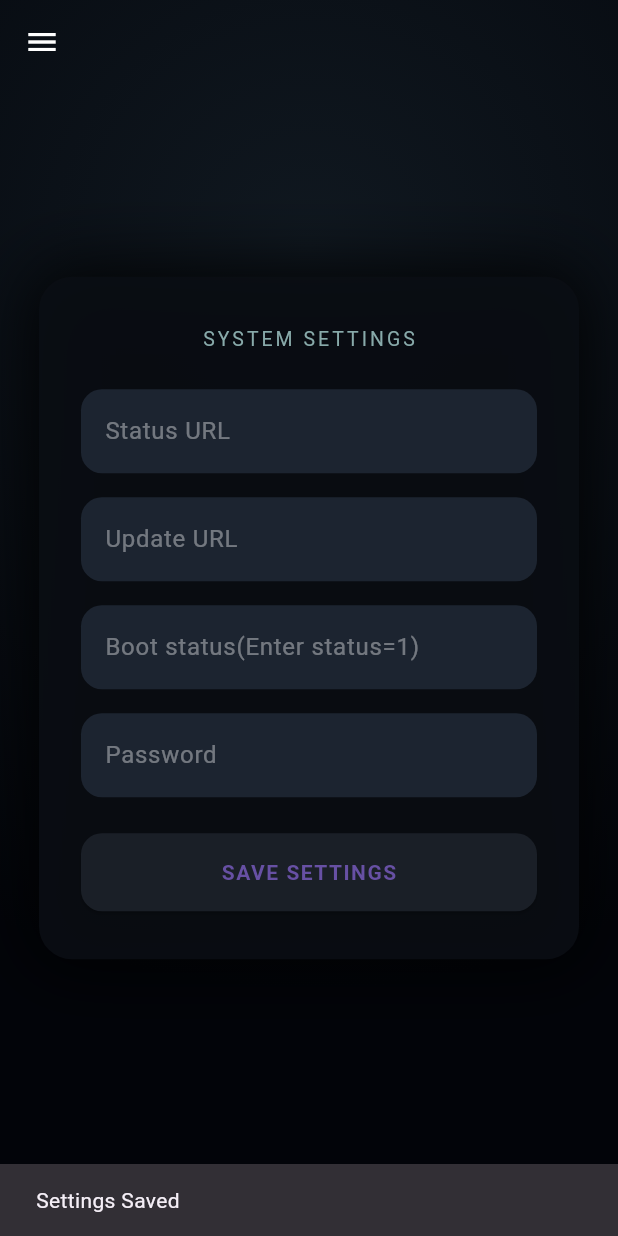
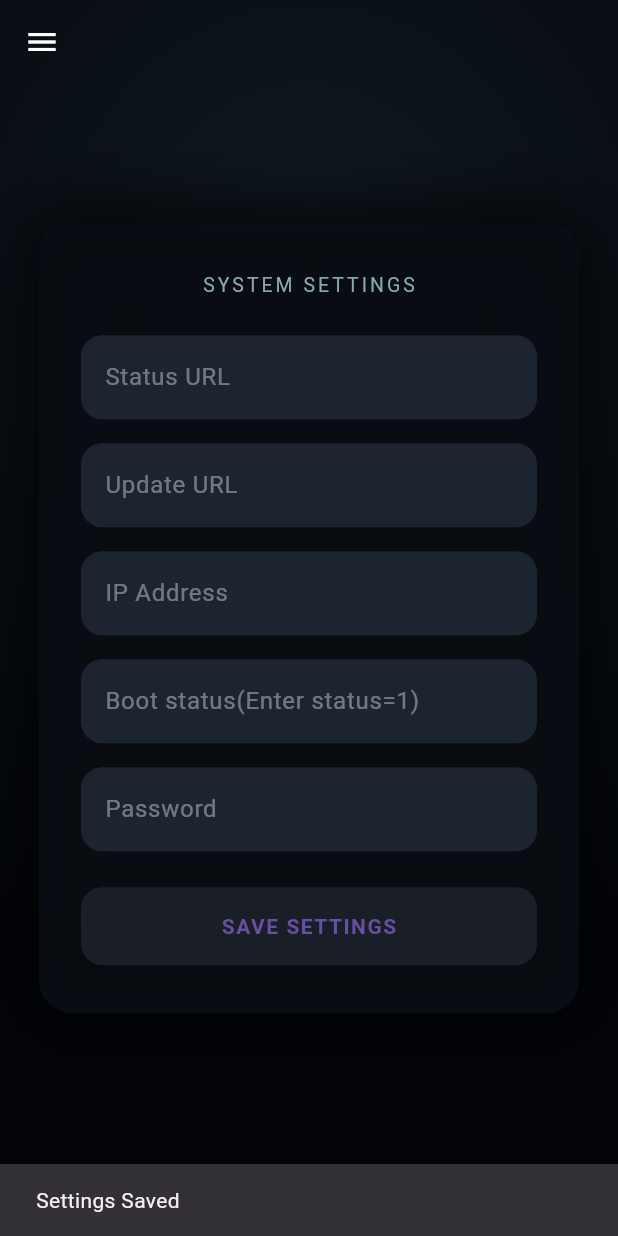
Before and after one commit to mrabhin03/Remote-Computer-Power-Control-App-Using-Flutter, a Flutter app: the SettingsPage screen opened directly, after a tap on "SAVE SETTINGS", on a phone screen of 412 x 824 dp. Run offline on Flutter 3.47's test engine with Material 3 defaults, Android fonts, the phone set to English and light mode, and no system bars; our stand-ins replace shared_preferences; accounts and stored records are empty; network calls fail.

Commit message:
Custom IP Address controller added

```diff
--- a/lib/Assets.dart
+++ b/lib/Assets.dart
@@ -48,7 +48,7 @@ Widget buildDrawer(BuildContext context) {
           Padding(
             padding: const EdgeInsets.only(bottom: 20),
             child: Text(
-              "Version 1.2.0",
+              "Version 1.3.0",
               style: TextStyle(
                 color: Colors.grey[400],
                 fontSize: 12,
--- a/lib/main.dart
+++ b/lib/main.dart
@@ -7,12 +7,13 @@ import 'package:http/http.dart' as http;
 import 'Assets.dart';
 import 'package:shared_preferences/shared_preferences.dart';
 
-String statusLink="",updateLink="",password="",sendvalue="";
+String statusLink="",updateLink="",password="",sendvalue="",ipaddress="";
 
 Future<void> loadExisting() async {
     final prefs = await SharedPreferences.getInstance();
     statusLink = prefs.getString("link1") ?? "";
     updateLink = prefs.getString("link2") ?? "";
+    ipaddress = prefs.getString("ipaddress") ?? "";
     sendvalue = prefs.getString("sendvalue") ?? "";
     password = prefs.getString("password") ?? "";
   }
@@ -77,7 +78,7 @@ void dispose() {
   try {
     final res = await http.get(
       Uri.parse(
-        "${statusLink}?password=${password}",
+        "${statusLink}?password=${password}&ipaddress=${ipaddress}",
       ),
     );
 
@@ -111,7 +112,7 @@ void dispose() {
     });
     await http.get(
       Uri.parse(
-        "${updateLink}?password=${password}&${sendvalue}",
+        "${updateLink}?password=${password}&ipaddress=${ipaddress}&${sendvalue}",
       ),
     );
 
--- a/lib/settings.dart
+++ b/lib/settings.dart
@@ -15,6 +15,7 @@ class _SettingsPageState extends State<SettingsPage> {
   final link2Controller = TextEditingController();
   final statusController = TextEditingController();
   final passwordController = TextEditingController();
+  final ipaddressController = TextEditingController();
 
   @override
   void initState() {
@@ -26,6 +27,7 @@ class _SettingsPageState extends State<SettingsPage> {
     final prefs = await SharedPreferences.getInstance();
     link1Controller.text = prefs.getString("link1") ?? "";
     link2Controller.text = prefs.getString("link2") ?? "";
+    ipaddressController.text = prefs.getString("ipaddress") ?? "";
     statusController.text = prefs.getString("sendvalue") ?? "";
     passwordController.text = prefs.getString("password") ?? "";
   }
@@ -37,6 +39,7 @@ class _SettingsPageState extends State<SettingsPage> {
   await prefs.setString("link2", link2Controller.text);
   await prefs.setString("sendvalue", statusController.text);
   await prefs.setString("password", passwordController.text);
+  await prefs.setString("ipaddress", ipaddressController.text);
 
   if (!mounted) return;
 
@@ -103,6 +106,9 @@ class _SettingsPageState extends State<SettingsPage> {
                 buildInputField(link2Controller, "Update URL"),
                 const SizedBox(height: 16),
 
+                buildInputField(ipaddressController, "IP Address"),
+                const SizedBox(height: 16),
+
                 buildInputField(statusController, "Boot status(Enter status=1)"),
                 const SizedBox(height: 16),
 
--- a/pubspec.yaml
+++ b/pubspec.yaml
@@ -16,7 +16,7 @@ publish_to: 'none' # Remove this line if you wish to publish to pub.dev
 # https://developer.apple.com/library/archive/documentation/General/Reference/InfoPlistKeyReference/Articles/CoreFoundationKeys.html
 # In Windows, build-name is used as the major, minor, and patch parts
 # of the product and file versions while build-number is used as the build suffix.
-version: 1.2.0+1
+version: 1.3.0+1
 
 environment:
   sdk: ^3.9.2
```
